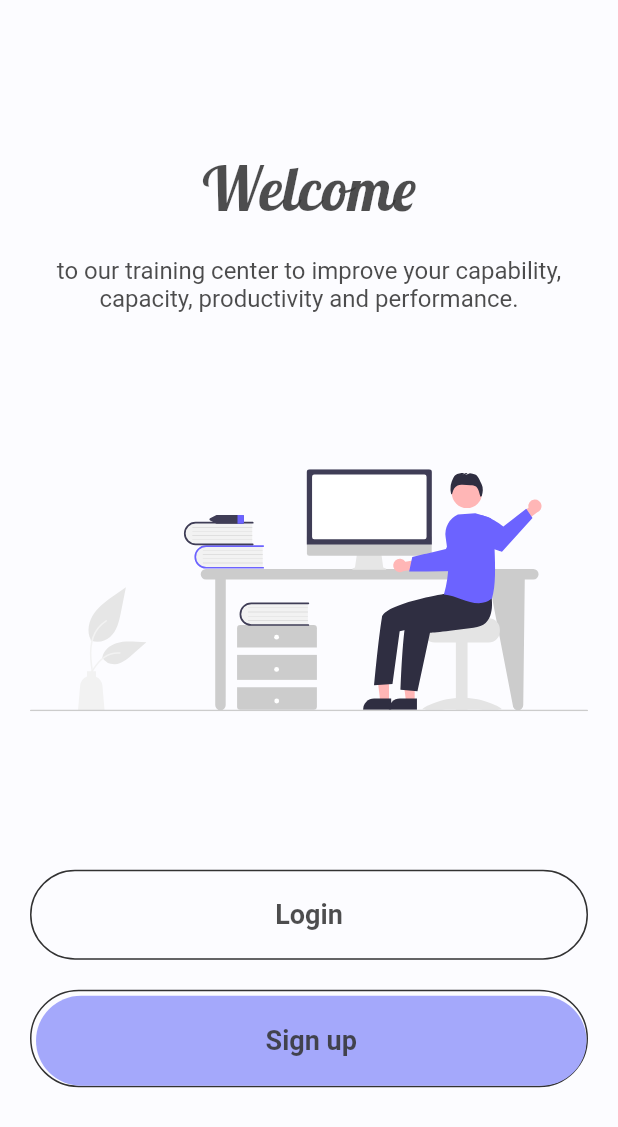
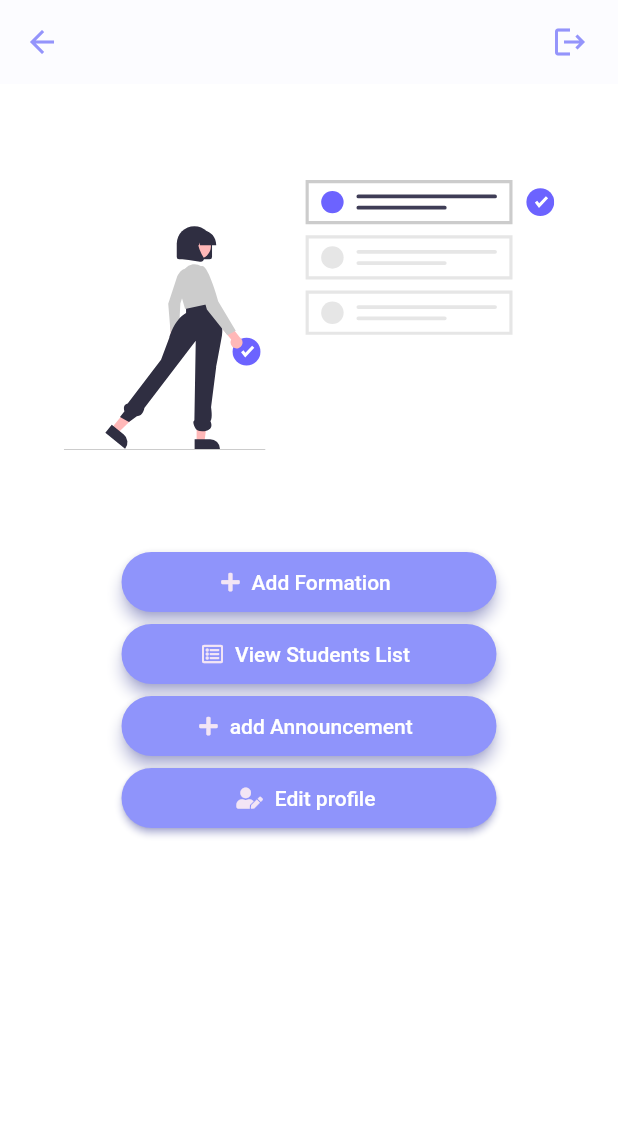
Before and after one commit to waelTeam/centre-de-formation, a Flutter app: the screen it shows after launch, on a phone screen of 412 x 824 dp. Shown: the top 1127 px of the screen. Run offline on Flutter 3.47's test engine with Material 2 defaults, Android fonts, the phone set to English and light mode, and no system bars; our stand-ins replace dio, firebase_auth, flutter_icons, flutter_svg, font_awesome_flutter, google_sign_in and 1 more; accounts and stored records are empty.

Commit message:
Advanced commit 2

```diff
--- a/lib/main.dart
+++ b/lib/main.dart
@@ -1,4 +1,5 @@
 
+import 'package:centredeformation/screens/formateur/AdminHome.dart';
 import 'screens/welcome_screen.dart';
 import 'package:flutter/material.dart';
 import 'screens/login_screen.dart';
@@ -22,13 +23,13 @@ class Centre extends StatelessWidget {
 
       theme: Constants.lightTheme,
       darkTheme: Constants.darkTheme,
-      initialRoute:WelcomeScreen.id, //static we deleted the () of method
+      initialRoute:AdminHome.id, //static we deleted the () of method
       routes: {
         Login.id: (context) => Login (),
         Register.id:(context) =>Register(),
         MainScreen.id:(context) => MainScreen(),
-        WelcomeScreen.id:(context) => WelcomeScreen()
-
+        WelcomeScreen.id:(context) => WelcomeScreen(),
+        AdminHome.id:(context) => AdminHome()
       },
     );
   }
--- /dev/null
+++ b/lib/screens/formateur/AdminHome.dart
@@ -0,0 +1,140 @@
+import 'package:centredeformation/main.dart';
+import 'package:font_awesome_flutter/font_awesome_flutter.dart';
+import 'package:flutter/material.dart';
+import 'package:flutter_svg/flutter_svg.dart';
+
+class AdminHome extends StatelessWidget {
+  static String id = 'AdminHome';
+  final String assetToDo= 'assets/images/ToDo.svg';
+  @override
+  Widget build(BuildContext context) {
+    return Scaffold(
+      appBar: AppBar(
+        leading: Builder(
+          builder: (BuildContext context) {
+            return IconButton(
+              icon: const Icon(Icons.arrow_back,color:Color.fromRGBO(148, 148, 251,6)),
+              onPressed: () { },
+              tooltip: MaterialLocalizations.of(context).openAppDrawerTooltip,
+            );
+          },
+        ),
+        centerTitle: true,
+        title: Text('',
+          style: TextStyle(
+              fontSize: 20.0
+          ),
+        ),
+        actions: <Widget>[
+          Center(
+            child: Icon(Icons.logout,color:Color.fromRGBO(148, 148, 251,6)),
+          ),
+          SizedBox(width: 20.0),
+        ],
+      ),
+      backgroundColor: Colors.white,
+      body: Container(
+        height: 500,
+        child: Column(
+          mainAxisAlignment: MainAxisAlignment.center,
+          crossAxisAlignment: CrossAxisAlignment.center,
+          children: <Widget>[
+            SizedBox(
+              width: double.infinity,
+            ),
+
+            Expanded(
+              child: SvgPicture.asset(
+                assetToDo,
+                semanticsLabel: 'Acme Logo',
+                height: 180,
+              ),
+            ),
+
+
+           Column(
+             mainAxisAlignment: MainAxisAlignment.center,
+            children:<Widget>[
+              ElevatedButton.icon(
+              style: ElevatedButton.styleFrom(
+                shadowColor: Color.fromRGBO(143, 148, 251, 1),
+                primary:Color.fromRGBO(143, 148, 251,6),
+                onPrimary: Colors.white,
+                minimumSize: Size(250,40),
+                elevation: 4,
+                shape: RoundedRectangleBorder(
+                    borderRadius: BorderRadius.circular(50)
+                ),
+              ),
+              icon: FaIcon(FontAwesomeIcons.plus,color:Colors.purple.shade50,size:14),
+              label: Text('Add Formation'),
+              onPressed: () {
+               //Navigator.pushNamed(context, AddFormaton.id);
+             },
+            ),
+
+              ElevatedButton.icon(
+                style: ElevatedButton.styleFrom(
+                  shadowColor: Color.fromRGBO(143, 148, 251, 1),
+                  primary:Color.fromRGBO(143, 148, 251,6),
+                  onPrimary: Colors.white,
+                  minimumSize: Size(250,40),
+                  elevation: 4,
+                  shape: RoundedRectangleBorder(
+                      borderRadius: BorderRadius.circular(50)
+                  ),
+
+                ),
+                icon: FaIcon(FontAwesomeIcons.listAlt,color:Colors.purple.shade50,size:14),
+                label: Text('View Students List'),
+                onPressed: () {
+                  //Navigator.pushNamed(context, ListEtudiant.id);
+                },
+              ),
+
+              ElevatedButton.icon(
+                style: ElevatedButton.styleFrom(
+                  shadowColor: Color.fromRGBO(143, 148, 251, 1),
+                  primary:Color.fromRGBO(143, 148, 251,6),
+                  onPrimary: Colors.white,
+                  minimumSize: Size(250,40),
+                  elevation: 4,
+                  shape: RoundedRectangleBorder(
+                      borderRadius: BorderRadius.circular(50)
+                  ),
+
+                ),
+                icon: FaIcon(FontAwesomeIcons.plus,color:Colors.purple.shade50,size:14),
+                label: Text('add Announcement'),
+                onPressed: () {
+                  //Navigator.pushNamed(context, ListEtudiant.id);
+                },
+              ),
+              ElevatedButton.icon(
+                style: ElevatedButton.styleFrom(
+                  shadowColor: Color.fromRGBO(143, 148, 251, 1),
+                  primary:Color.fromRGBO(143, 148, 251,6),
+                  onPrimary: Colors.white,
+                  minimumSize: Size(250,40),
+                  elevation: 2,
+                  shape: RoundedRectangleBorder(
+                      borderRadius: BorderRadius.circular(50),
+
+                  ),
+
+
+                ),
+                icon: FaIcon(FontAwesomeIcons.userEdit,color:Colors.purple.shade50,size:14),
+                label: Text('Edit profile'),
+                onPressed: () {
+                  //Navigator.pushNamed(context, ListEtudiant.id);
+                },
+              ),
+              ],),
+
+          ],
+        ),
+      ),
+    );
+  }
+}
--- a/lib/screens/registration_screen.dart
+++ b/lib/screens/registration_screen.dart
@@ -18,12 +18,6 @@ class Register extends StatelessWidget {
               children: <Widget>[
                 Container(
                   height: 400,
-                  // decoration: BoxDecoration(
-                  //     image: DecorationImage(
-                  //         image: AssetImage('assets/images/background.png'),
-                  //         fit: BoxFit.fill
-                  //     )
-                  // ),
                   child: Stack(
                     alignment: Alignment.center,
                     children: <Widget>[
```
Also changed, not shown: assets/images/ToDo.svg (added).
